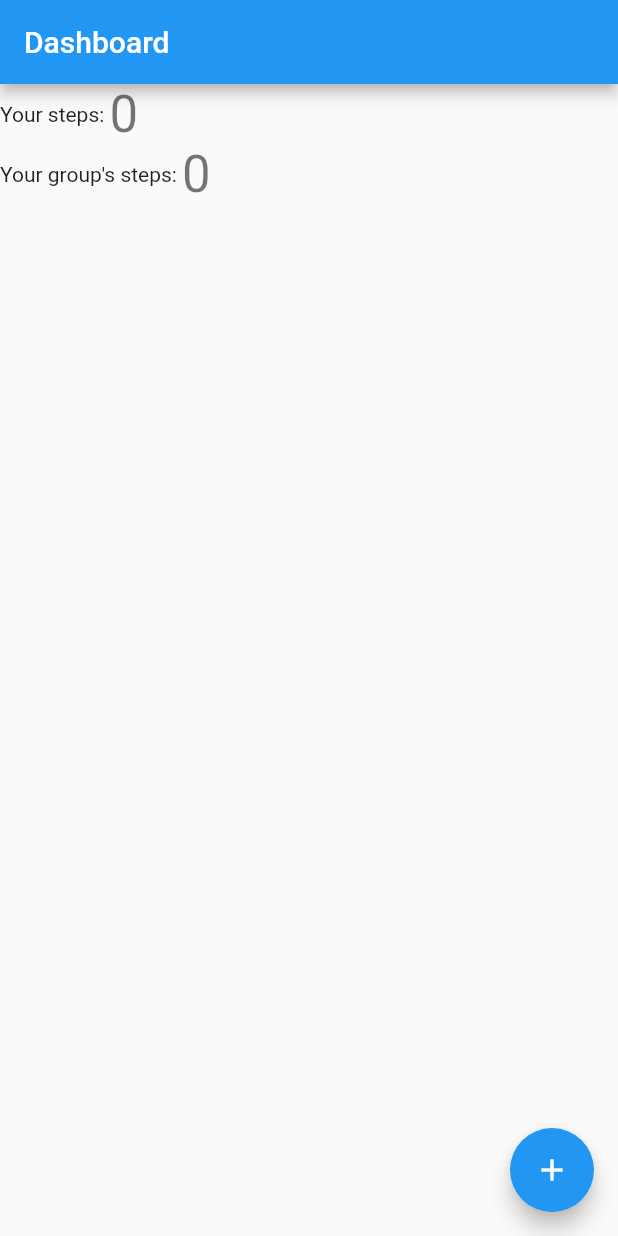
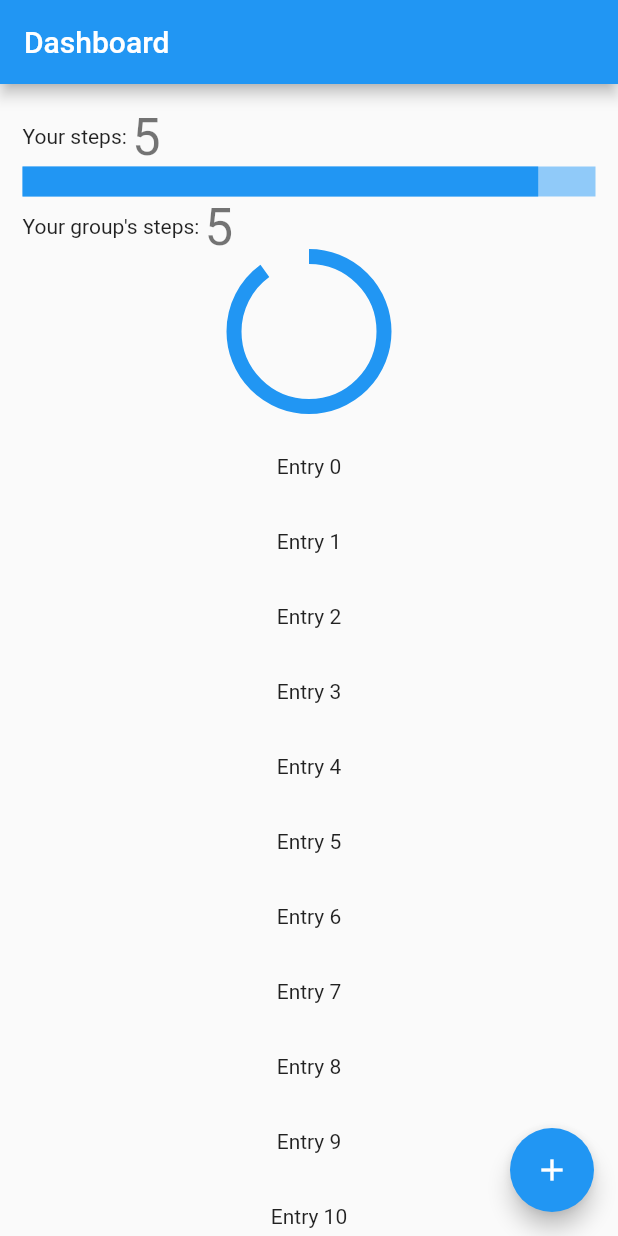
Before and after one commit to tusharlathiya/walkathon-mobile, a Flutter app: the screen it shows after launch, on a phone screen of 412 x 824 dp. Run offline on Flutter 3.47's test engine with Material 2 defaults, Android fonts, the phone set to English and light mode, and no system bars; missing offline and left inert: fit_kit.

Commit message:
Added sample group progress widget and list for all group's progress

```diff
--- a/lib/dashboard.dart
+++ b/lib/dashboard.dart
@@ -1,4 +1,7 @@
 import 'package:flutter/material.dart';
+import 'package:fit_kit/fit_kit.dart';
+import 'package:walkathon/entry.dart';
+import 'package:walkathon/group_progress.dart';
 
 class MyHomePage extends StatefulWidget {
   MyHomePage({Key key, this.title}) : super(key: key);
@@ -17,37 +20,34 @@ class _MyHomePageState extends State<MyHomePage> {
     });
   }
 
+  void read() async {
+//    final result = await FitKit.read(
+//      DataType.STEP_COUNT,
+//      dateFrom: DateTime.now().subtract(Duration(days: 5)),
+//      dateTo: DateTime.now(),);
+//    var result2 = result[0];
+  }
+
+  @override
+  void initState() {
+    super.initState();
+    read();
+  }
+
   @override
   Widget build(BuildContext context) {
+    var children = <Widget>[
+          GroupProgressWidget(5)
+        ];
+    for(int i=0; i<15; i++) {
+      children.add(EntryWidget(i.toString()));
+    }
     return Scaffold(
       appBar: AppBar(
         title: Text(widget.title),
       ),
-      body: Column(
-        children: <Widget>[
-          Row(
-            children: <Widget>[
-              Text(
-                'Your steps: ',
-              ),
-              Text(
-                '$_counter',
-                style: Theme.of(context).textTheme.display1,
-              ),
-            ],
-          ),
-          Row(
-            children: <Widget>[
-              Text(
-                'Your group\'s steps: ',
-              ),
-              Text(
-                '$_counter',
-                style: Theme.of(context).textTheme.display1,
-              ),
-            ],
-          )
-        ],
+      body: ListView(
+        children: children,
       ),
       floatingActionButton: FloatingActionButton(
         onPressed: _incrementCounter,
--- /dev/null
+++ b/lib/entry.dart
@@ -0,0 +1,17 @@
+import 'package:flutter/cupertino.dart';
+import 'package:flutter/material.dart';
+
+class EntryWidget extends StatelessWidget {
+  final String _entry;
+
+  EntryWidget(this._entry);
+
+  @override
+  Widget build(BuildContext context) {
+    return Container(
+      height: 50,
+      child: Center(child: Text('Entry $_entry')),
+    );
+  }
+
+}
--- /dev/null
+++ b/lib/group_progress.dart
@@ -0,0 +1,60 @@
+import 'package:flutter/cupertino.dart';
+import 'package:flutter/material.dart';
+
+class GroupProgressWidget extends StatelessWidget {
+  final int progress;
+
+  GroupProgressWidget(this.progress);
+
+  @override
+  Widget build(BuildContext context) {
+    return Container(
+      margin: EdgeInsets.all(5),
+      padding: EdgeInsets.all(10),
+      child: Column(
+        children: <Widget>[
+          Row(
+            children: <Widget>[
+              Text(
+                'Your steps: ',
+              ),
+              Text(
+                '$progress',
+                style: Theme.of(context).textTheme.display1,
+              ),
+            ],
+          ),
+          Container(
+            height: 20,
+            child: LinearProgressIndicator(
+              value: 0.9,
+              semanticsLabel: "steps",
+            ),
+          ),
+          Row(
+            children: <Widget>[
+              Text(
+                'Your group\'s steps: ',
+              ),
+              Text(
+                '$progress',
+                style: Theme.of(context).textTheme.display1,
+              ),
+            ],
+          ),
+          Container(
+            height: 100,
+            width: 100,
+            child: CircularProgressIndicator(
+              strokeWidth: 10,
+              value: 0.9,
+              semanticsLabel: "steps",
+            ),
+          ),
+
+        ],
+      ),
+    );
+  }
+
+}
--- a/pubspec.yaml
+++ b/pubspec.yaml
@@ -23,6 +23,7 @@ dependencies:
   # The following adds the Cupertino Icons font to your application.
   # Use with the CupertinoIcons class for iOS style icons.
   cupertino_icons: ^0.1.2
+  fit_kit:
 
 dev_dependencies:
   flutter_test:
```
Also changed, not shown: pubspec.lock, 6 other files.
